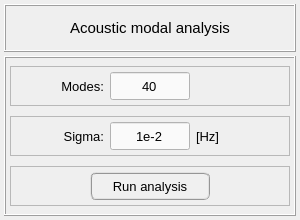
Qt form pulse/interface/ui_files/analysis/acoustic/modal_analysis.ui (open-pulse/OpenPulse) before a commit.
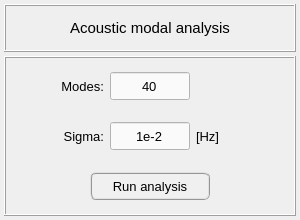
The same form after that commit. Icons and pictures are not drawn.

Commit message: New scale colors for acoustic modal analysis

```diff
--- a/pulse/interface/ui_files/analysis/acoustic/modal_analysis.ui
+++ b/pulse/interface/ui_files/analysis/acoustic/modal_analysis.ui
@@ -168,7 +168,7 @@
          </size>
         </property>
         <property name="frameShape">
-         <enum>QFrame::StyledPanel</enum>
+         <enum>QFrame::NoFrame</enum>
         </property>
         <property name="frameShadow">
          <enum>QFrame::Raised</enum>
@@ -318,7 +318,7 @@
          </size>
         </property>
         <property name="frameShape">
-         <enum>QFrame::StyledPanel</enum>
+         <enum>QFrame::NoFrame</enum>
         </property>
         <property name="frameShadow">
          <enum>QFrame::Raised</enum>
@@ -468,7 +468,7 @@
          </size>
         </property>
         <property name="frameShape">
-         <enum>QFrame::StyledPanel</enum>
+         <enum>QFrame::NoFrame</enum>
         </property>
         <property name="frameShadow">
          <enum>QFrame::Raised</enum>
```
Left out of the diff: 3 changed lines with no effect on the pictures. The commit also changes 5 other files.
